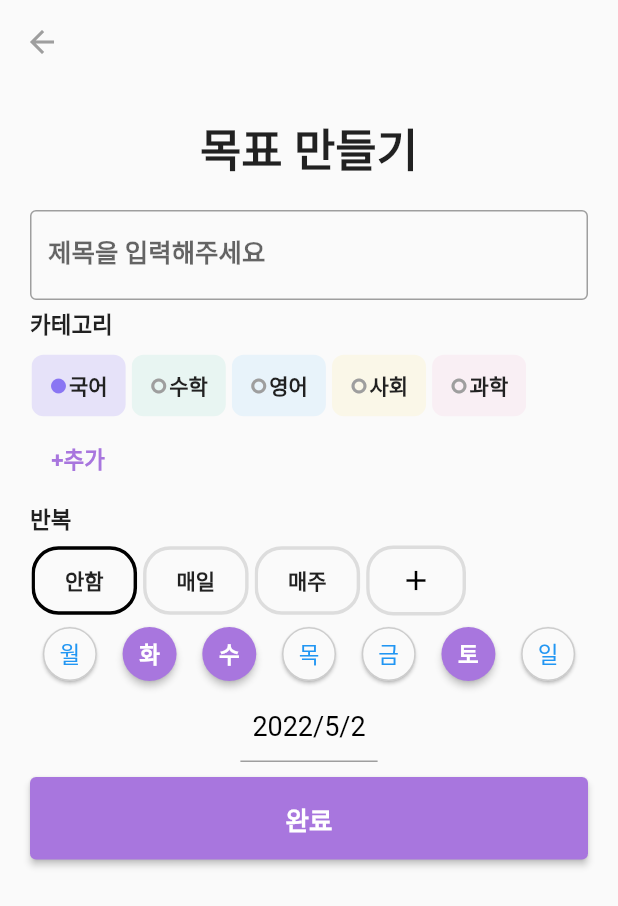
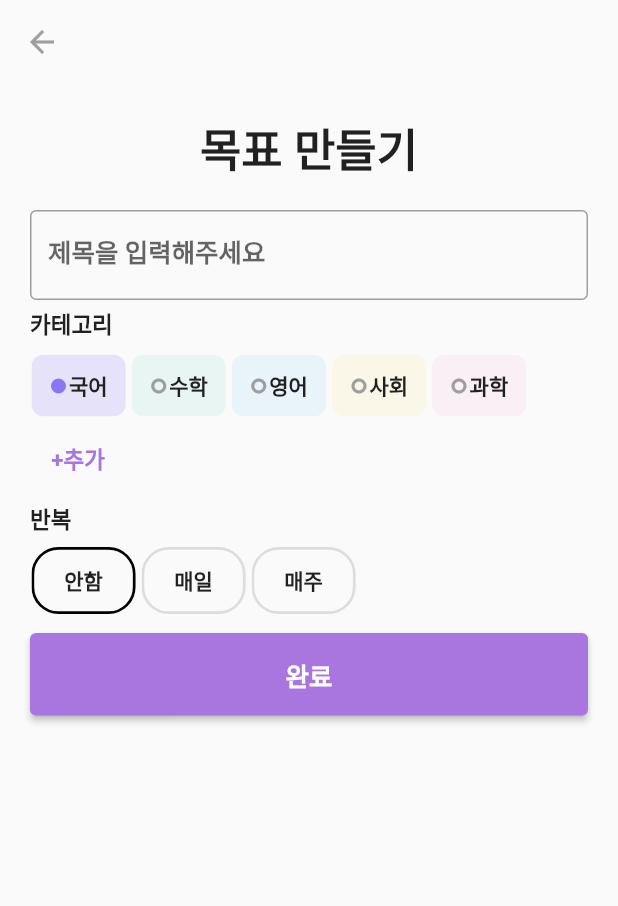
Before and after one commit to JasonKK/BOM-frontend, a Flutter app: the AddPlan screen opened directly, on a phone screen of 412 x 824 dp. Shown: the top 906 px of the screen. Run offline on Flutter 3.47's test engine with Material 2 defaults, Android fonts, the phone set to English and light mode, and no system bars; drawn by our look-alikes of weekday_selector; our stand-ins replace flutter_colorpicker, flutter_hooks, flutter_riverpod, flutter_slidable, google_fonts, hooks_riverpod and 1 more; network calls fail.

Commit message:
Add Toggle When Repetition Click

```diff
--- a/lib/view/add_view.dart
+++ b/lib/view/add_view.dart
@@ -40,11 +40,11 @@ class _AddPlanState extends ConsumerState<AddPlan> {
   //     .state = widget.data?.categoryId ?? 1;
   @override
   Widget build(BuildContext context) {
-    int categoryId = ref.watch(categoryIdToCreate);
-    int repetitionTypeId = ref.watch(repetitionTypeToCreate);
-    print('categoryId = $categoryId / repetitionTypeId = $repetitionTypeId');
     return Consumer(builder: (context, ref, child) {
       // final todos = ref.watch(todoListProvider);
+      int categoryId = ref.watch(categoryIdToCreate);
+      int repetitionTypeId = ref.watch(repetitionTypeToCreate);
+      print('categoryId = $categoryId / repetitionTypeId = $repetitionTypeId');
       return Scaffold(
           appBar: AppBar(
             title: const Text(''),
@@ -129,9 +129,15 @@ class _AddPlanState extends ConsumerState<AddPlan> {
                       ),
                     ),
                     BomRepetition(data: widget.data),
-                    WeekDaySelection(),
-                    ShowDate(),
-
+                    if(repetitionTypeId != 0)...[
+                      Row(
+                        mainAxisAlignment: MainAxisAlignment.start,
+                        children: [
+                          ShowDate(),
+                        ],
+                      ),
+                      WeekDaySelection(),
+                    ],
                     const SizedBox(height: 10),
                     widget.type == true
                     //-------------------------------------------------------------------------------수정하기---------------------------------------------------------------------
--- a/lib/view/components/day_of_the_week_selection_widget.dart
+++ b/lib/view/components/day_of_the_week_selection_widget.dart
@@ -8,7 +8,7 @@ class WeekDaySelection extends StatefulWidget {
 }
 
 class _WeekDaySelectionState extends State<WeekDaySelection> {
-  final values = <bool?>[false, false, true, true, false, false, true]; // 일 월 화 수 목 금 토
+  final values = <bool?>[false, false, false, false, false, false, false]; // 일 월 화 수 목 금 토
 
   @override
   Widget build(BuildContext context) {
--- a/lib/view/components/repetition_selection_widget.dart
+++ b/lib/view/components/repetition_selection_widget.dart
@@ -17,7 +17,7 @@ class _BomRepetitionState extends ConsumerState<BomRepetition> {
 
   @override
   void initState() {
-    isSelected = [false, false, false, false];
+    isSelected = [false, false, false];
     isSelected[widget.data?.repetitionType ?? 0] = true; // repetitionType이 3넘어갈 경우 에러 (오류 처리해주자)
     super.initState();
   }
@@ -42,7 +42,7 @@ class _BomRepetitionState extends ConsumerState<BomRepetition> {
                       padding: EdgeInsets.symmetric(
                           vertical: 10.0, horizontal: 20.0),
                       decoration: BoxDecoration(
-                        border: Border.all(color: Color(0xffdddddd), width: 2.3),
+                        border: Border.all(color: Color(0xffdddddd), width: 1.8),
                         borderRadius: BorderRadius.all(Radius.circular(18.0)),
                       ),
                       child: Text(
@@ -58,7 +58,7 @@ class _BomRepetitionState extends ConsumerState<BomRepetition> {
                       padding: EdgeInsets.symmetric(
                           vertical: 10.0, horizontal: 20.0),
                       decoration: BoxDecoration(
-                        border: Border.all(color: Colors.black, width: 2.3),
+                        border: Border.all(color: Colors.black, width: 1.8),
                         borderRadius: BorderRadius.all(Radius.circular(18.0)),
                       ),
                       child: Text(
@@ -75,7 +75,7 @@ class _BomRepetitionState extends ConsumerState<BomRepetition> {
                       padding: EdgeInsets.symmetric(
                           vertical: 10.0, horizontal: 20.0),
                       decoration: BoxDecoration(
-                        border: Border.all(color: Color(0xffdddddd), width: 2.3),
+                        border: Border.all(color: Color(0xffdddddd), width: 1.8),
                         borderRadius: BorderRadius.all(Radius.circular(18.0)),
                       ),
                       child: Text(
@@ -91,7 +91,7 @@ class _BomRepetitionState extends ConsumerState<BomRepetition> {
                       padding: EdgeInsets.symmetric(
                           vertical: 10.0, horizontal: 20.0),
                       decoration: BoxDecoration(
-                        border: Border.all(color: Colors.black, width: 2.3),
+                        border: Border.all(color: Colors.black, width: 1.8),
                         borderRadius: BorderRadius.all(Radius.circular(18.0)),
                       ),
                       child: Text(
@@ -108,7 +108,7 @@ class _BomRepetitionState extends ConsumerState<BomRepetition> {
                       padding: EdgeInsets.symmetric(
                           vertical: 10.0, horizontal: 20.0),
                       decoration: BoxDecoration(
-                        border: Border.all(color: Color(0xffdddddd), width: 2.3),
+                        border: Border.all(color: Color(0xffdddddd), width: 1.8),
                         borderRadius: BorderRadius.all(Radius.circular(18.0)),
                       ),
                       child: Text(
@@ -124,7 +124,7 @@ class _BomRepetitionState extends ConsumerState<BomRepetition> {
                       padding: EdgeInsets.symmetric(
                           vertical: 10.0, horizontal: 20.0),
                       decoration: BoxDecoration(
-                        border: Border.all(color: Colors.black, width: 2.3),
+                        border: Border.all(color: Colors.black, width: 1.8),
                         borderRadius: BorderRadius.all(Radius.circular(18.0)),
                       ),
                       child: Text(
@@ -133,35 +133,6 @@ class _BomRepetitionState extends ConsumerState<BomRepetition> {
                             color: Colors.grey[900],
                             fontSize: 14.0,
                             fontWeight: FontWeight.bold),
-                      ),
-                    ),
-              !isSelected[3]
-                  ? Container(
-                      margin: EdgeInsets.only(right: 3.0),
-                      padding: EdgeInsets.symmetric(
-                          vertical: 10.0, horizontal: 20.0),
-                      decoration: BoxDecoration(
-                        border: Border.all(color: Color(0xffdddddd), width: 2.3),
-                        borderRadius: BorderRadius.all(Radius.circular(18.0)),
-                      ),
-                      child: Icon(
-                        Icons.add,
-                        size: 22.0,
-                        color: Colors.black,
-                      ),
-                    )
-                  : Container(
-                      margin: EdgeInsets.only(right: 3.0),
-                      padding: EdgeInsets.symmetric(
-                          vertical: 10.0, horizontal: 20.0),
-                      decoration: BoxDecoration(
-                        border: Border.all(color: Colors.black, width: 2.3),
-                        borderRadius: BorderRadius.all(Radius.circular(18.0)),
-                      ),
-                      child: Icon(
-                        Icons.add,
-                        size: 22.0,
-                        color: Colors.black,
                       ),
                     ),
             ],
--- a/lib/view/components/show_date_picker.dart
+++ b/lib/view/components/show_date_picker.dart
@@ -11,22 +11,16 @@ class _ShowDateState extends State<ShowDate> {
   DateTime? date;
   final today = DateTime.now().add(const Duration(hours: 9));
 
-  String getText() {
-    if (date == null) {
-      return '${'${today.year}/${today.month}/${today.day}'}';
-    } else {
-      return '${'${date!.year}/${date!.month}/${date!.day}'}';
-    }
-  }
+  String customDateFormat(DateTime date) => '${date.year}/${date.month}/${date.day}';
 
   @override
   Widget build(BuildContext context) {
     return DecoratedBox(
               child: TextButton(
-                child: Text(getText(), style: TextStyle(color: Colors.black, fontSize: 18.0, fontWeight: FontWeight.w400)),
+                child: Text('${customDateFormat(today)} - ${date == null ? '\u221E': customDateFormat(date!) }', style: TextStyle(color: Colors.black, fontSize: 18.0, fontWeight: FontWeight.w400)),
                 onPressed: () => pickDate(context),
               ),
-              decoration: BoxDecoration(
+              decoration: const BoxDecoration(
                 border: Border(
                   bottom: BorderSide(color: Colors.grey),
                 ),
@@ -36,7 +30,7 @@ class _ShowDateState extends State<ShowDate> {
   Future pickDate(BuildContext context) async {
     final initialDate = DateTime.now().add(const Duration(hours: 9));
     final newDate = await showDatePicker(
-      locale: Locale('ko', 'KR'),
+      locale: const Locale('ko', 'KR'),
         initialEntryMode: DatePickerEntryMode.calendarOnly,
         context: context,
         helpText: '',
@@ -46,7 +40,7 @@ class _ShowDateState extends State<ShowDate> {
         lastDate: DateTime(initialDate.year + 5),
         builder: (context, child) => Theme(
           data: ThemeData().copyWith(
-            colorScheme: ColorScheme.light(
+            colorScheme: const ColorScheme.light(
               primary: Color(0xffA876DE),
               onPrimary: Colors.white,
               surface: Color(0xffA876DE),
```
